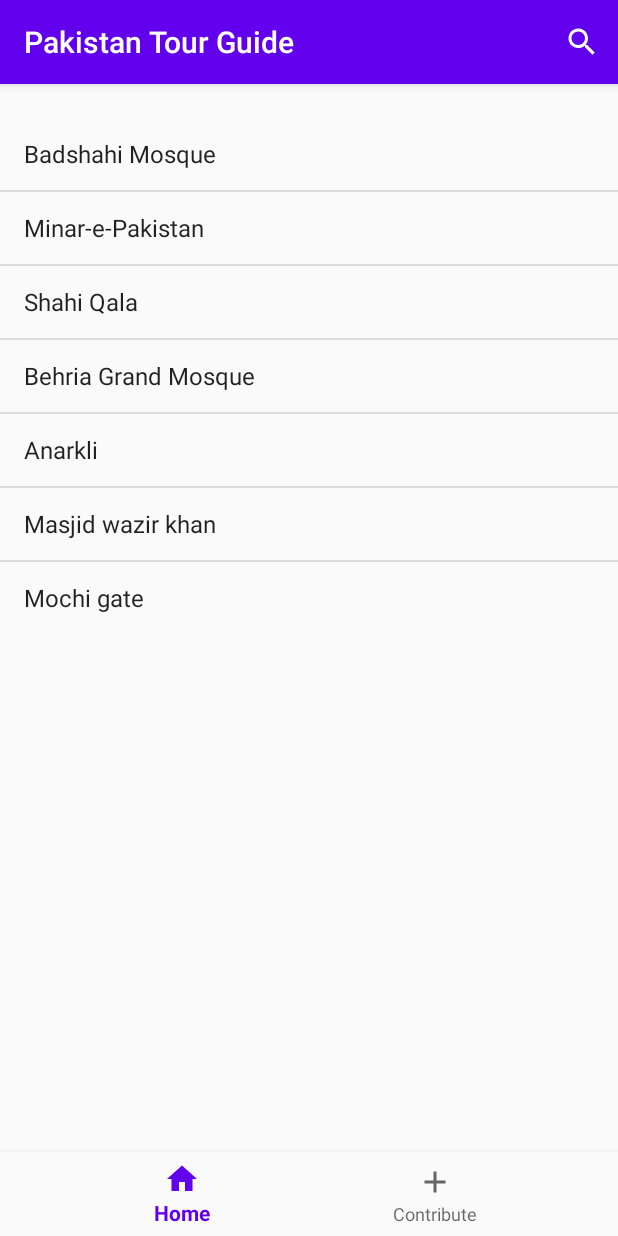
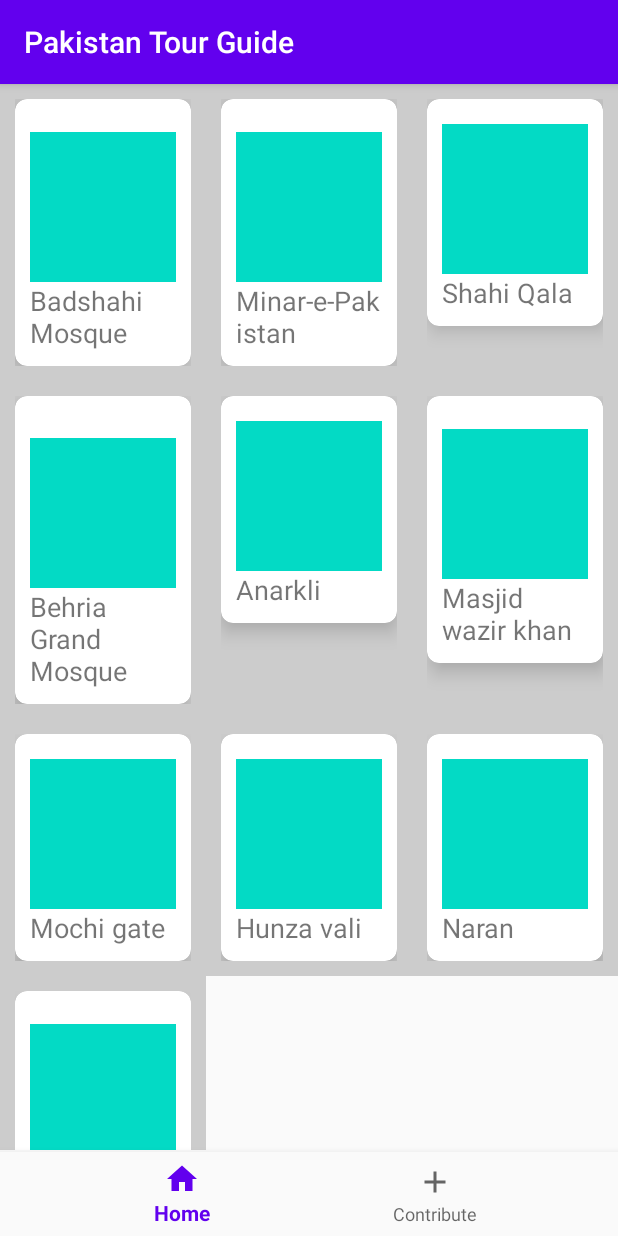
Before and after one commit to Ali-Bhatti/MCProject, an Android app: the screen it shows after launch (MainActivity), on a phone screen of 412 x 824 dp. Run offline under Robolectric (Android 15) with nearby library versions, the phone set to English and light mode, and no system bars.

Commit message:
sample of recycler view made

```diff
--- a/app/build.gradle
+++ b/app/build.gradle
@@ -29,6 +29,8 @@ dependencies {
     implementation 'androidx.appcompat:appcompat:1.1.0'
     implementation 'com.google.android.material:material:1.1.0'
     implementation 'androidx.constraintlayout:constraintlayout:1.1.3'
+    implementation 'androidx.recyclerview:recyclerview:1.1.0'
+    implementation 'androidx.cardview:cardview:1.0.0'
     testImplementation 'junit:junit:4.12'
     androidTestImplementation 'androidx.test.ext:junit:1.1.1'
     androidTestImplementation 'androidx.test.espresso:espresso-core:3.2.0'
--- a/app/src/main/java/pk/edu/pucit/mcproject/HomeFragment.java
+++ b/app/src/main/java/pk/edu/pucit/mcproject/HomeFragment.java
@@ -15,24 +15,33 @@ import androidx.annotation.NonNull;
 import androidx.annotation.Nullable;
 import androidx.appcompat.widget.SearchView;
 import androidx.fragment.app.Fragment;
+import androidx.recyclerview.widget.GridLayoutManager;
+import androidx.recyclerview.widget.RecyclerView;
 
 public class HomeFragment extends Fragment {
     private ArrayAdapter<String> arrayAdapter;
-    private String [] items = {"Badshahi Mosque","Minar-e-Pakistan","Shahi Qala","Behria Grand Mosque","Anarkli","Masjid wazir khan","Mochi gate"};
+    private String [] items = {"Badshahi Mosque","Minar-e-Pakistan","Shahi Qala","Behria Grand Mosque","Anarkli","Masjid wazir khan","Mochi gate","Hunza vali","Naran", "Lahore Food-Street"};
 
     @Nullable
     @Override
     public View onCreateView(@NonNull LayoutInflater inflater, @Nullable ViewGroup container, @Nullable Bundle savedInstanceState) {
 
         View view = inflater.inflate(R.layout.fragment_home, container, false);
-        ListView listView = view.findViewById(R.id.list);
+        RecyclerView recyclerView = view.findViewById(R.id.rv);
+        recyclerView.setLayoutManager(new GridLayoutManager(getContext() , 3));
+
+        HomeRVAdapter homeRVAdapter = new HomeRVAdapter(getContext(),items);
+        recyclerView.setAdapter(homeRVAdapter);
+
+    /*  ListView listView = view.findViewById(R.id.list);
         arrayAdapter = new ArrayAdapter<>(getContext(), android.R.layout.simple_list_item_1 , items);
-        listView.setAdapter(arrayAdapter);
+        listView.setAdapter(arrayAdapter);*/
 
         return view;
     }
 
-    @Override
+
+   /* @Override
     public void onCreate(@Nullable Bundle savedInstanceState) {
         super.onCreate(savedInstanceState);
         setHasOptionsMenu(true);
@@ -67,5 +76,5 @@ public class HomeFragment extends Fragment {
             return true;
         }
         return super.onOptionsItemSelected(item);
-    }
+    }*/
 }
--- /dev/null
+++ b/app/src/main/java/pk/edu/pucit/mcproject/HomeRVAdapter.java
@@ -0,0 +1,51 @@
+package pk.edu.pucit.mcproject;
+
+import android.content.Context;
+import android.util.Log;
+import android.view.LayoutInflater;
+import android.view.View;
+import android.view.ViewGroup;
+import android.widget.ImageView;
+import android.widget.TextView;
+
+import androidx.annotation.NonNull;
+import androidx.recyclerview.widget.RecyclerView;
+
+public class HomeRVAdapter extends RecyclerView.Adapter<HomeRVAdapter.ViewHolder> {
+    private Context context;
+
+    private String [] placeImgs;
+    private String [] placeNames;
+    HomeRVAdapter(Context context, String[] placeNames){
+        this.context = context;
+        this.placeNames = placeNames;
+    }
+    @NonNull
+    @Override
+    public ViewHolder onCreateViewHolder(@NonNull ViewGroup parent, int viewType) {
+        // Layout Inflation is done
+        View rowView = LayoutInflater.from(context).inflate(R.layout.places_category_layout ,null);
+        Log.i("Inflater:" ,"Done" );
+        return new HomeRVAdapter.ViewHolder(rowView);
+    }
+
+    @Override
+    public void onBindViewHolder(@NonNull ViewHolder holder, int position) {
+        holder.placeName.setText(placeNames[position]);
+    }
+
+    @Override
+    public int getItemCount() {
+        return placeNames.length;
+    }
+
+    public class ViewHolder extends RecyclerView.ViewHolder {
+        public ImageView placeImg;
+        public TextView placeName;
+        public ViewHolder(@NonNull View itemView) {
+            super(itemView);
+            placeImg = itemView.findViewById(R.id.placeImg);
+            placeName = itemView.findViewById(R.id.placeName);
+        }
+    }
+}
--- a/app/src/main/res/layout/activity_main.xml
+++ b/app/src/main/res/layout/activity_main.xml
@@ -7,16 +7,16 @@
     tools:context=".MainActivity">
 
 
-
     <FrameLayout
         android:id="@+id/fragment_container"
         android:layout_width="match_parent"
         android:layout_height="match_parent"
-
         app:layout_constraintHorizontal_bias="0.0"
         app:layout_constraintLeft_toLeftOf="parent"
         app:layout_constraintRight_toRightOf="parent"
-        app:layout_constraintTop_toTopOf="parent" />
+        app:layout_constraintTop_toTopOf="parent"
+        android:layout_marginBottom="57dp"
+        />
 
     <com.google.android.material.bottomnavigation.BottomNavigationView
         android:id="@+id/bottom_navigation"
--- a/app/src/main/res/layout/fragment_home.xml
+++ b/app/src/main/res/layout/fragment_home.xml
@@ -4,9 +4,9 @@
     android:layout_width="match_parent"
     android:layout_height="match_parent">
 
-    <ListView
-        android:id="@+id/list"
-        android:layout_width="wrap_content"
+    <androidx.recyclerview.widget.RecyclerView
+        android:id="@+id/rv"
+        android:layout_width="match_parent"
         android:layout_height="wrap_content"
         app:layout_constraintBottom_toBottomOf="parent"
         app:layout_constraintHorizontal_bias="0.0"
--- /dev/null
+++ b/app/src/main/res/layout/places_category_layout.xml
@@ -0,0 +1,47 @@
+<?xml version="1.0" encoding="utf-8"?>
+<androidx.constraintlayout.widget.ConstraintLayout xmlns:android="http://schemas.android.com/apk/res/android"
+    android:layout_width="match_parent"
+    android:layout_height="wrap_content"
+    xmlns:app="http://schemas.android.com/apk/res-auto"
+    android:padding="10dp"
+    android:background="#ccc">
+    <androidx.cardview.widget.CardView
+        android:layout_width="match_parent"
+        android:layout_height="wrap_content"
+        app:cardCornerRadius="8dp"
+        app:cardElevation="8dp"
+        app:layout_constraintEnd_toEndOf="parent"
+        app:layout_constraintStart_toStartOf="parent"
+        app:layout_constraintTop_toTopOf="parent">
+
+        <androidx.constraintlayout.widget.ConstraintLayout
+            android:layout_width="match_parent"
+            android:layout_height="wrap_content"
+            android:padding="10dp">
+
+            <ImageView
+                android:id="@+id/placeImg"
+                android:layout_width="match_parent"
+                android:layout_height="100dp"
+                app:layout_constraintBottom_toBottomOf="parent"
+                app:layout_constraintStart_toStartOf="parent"
+                app:layout_constraintTop_toTopOf="parent"
+                app:layout_constraintVertical_bias="0.21"
+                app:srcCompat="@color/colorAccent" />
+
+            <TextView
+                android:id="@+id/placeName"
+                android:layout_width="match_parent"
+                android:layout_height="match_parent"
+                app:layout_constraintTop_toBottomOf="@id/placeImg"
+                app:layout_constraintStart_toStartOf="parent"
+                app:layout_constraintEnd_toEndOf="parent"
+                android:text="Lahore"
+                android:textSize="8pt"/>
+
+
+        </androidx.constraintlayout.widget.ConstraintLayout>
+
+    </androidx.cardview.widget.CardView>
+
+</androidx.constraintlayout.widget.ConstraintLayout>
```
